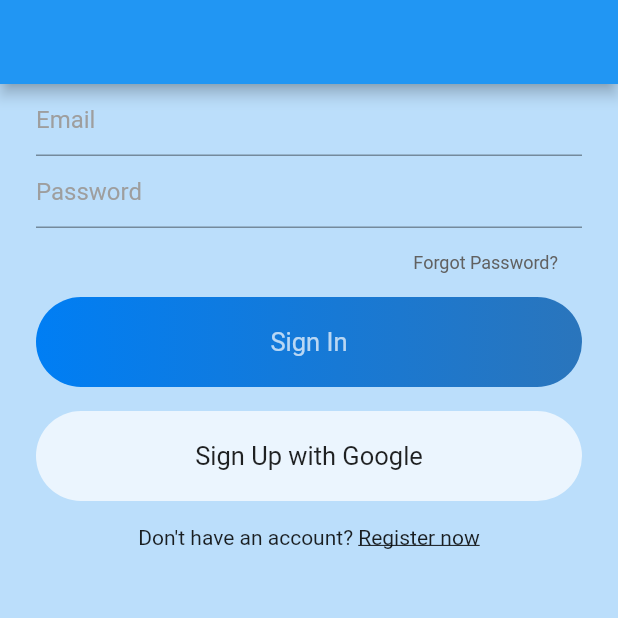
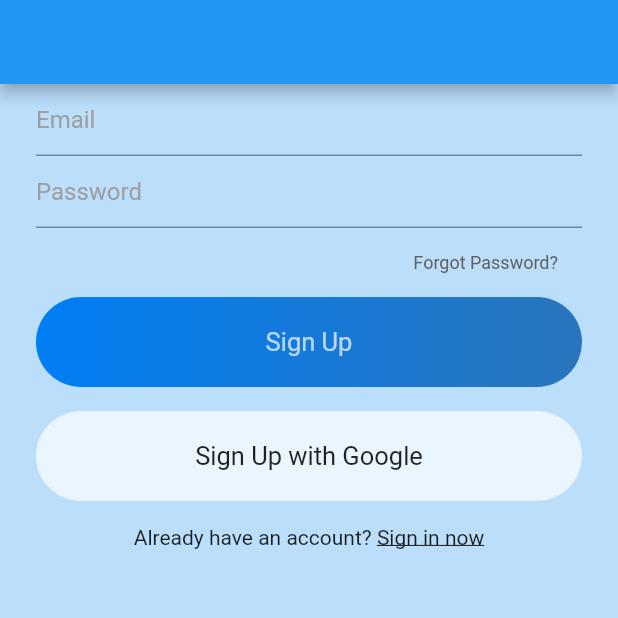
Before and after one commit to wearablebiosensing/carewell_chat, a Flutter app: the screen it shows after launch, on a phone screen of 412 x 824 dp, the top half of it. Run offline on Flutter 3.47's test engine with Material 2 defaults, Android fonts, the phone set to English and light mode, and no system bars; our stand-ins replace cloud_firestore, firebase_auth, firebase_core; accounts and stored records are empty.

```diff
--- a/lib/main.dart
+++ b/lib/main.dart
@@ -71,7 +71,7 @@ class AuthWrapper extends StatefulWidget {
 class _AuthWrapperState extends State<AuthWrapper> {
   @override
   Widget build(BuildContext context) {
-    return SignIn();
+    return SignUp();
   }
 }
 
--- a/lib/views/signup.dart
+++ b/lib/views/signup.dart
@@ -12,6 +12,10 @@ import 'package:firebase_core/firebase_core.dart';
 FirebaseAuth chatuser = FirebaseAuth.instance;
 String username = '';
 String email = 'Not actually signed in';
+
+//Create a database methods file which will update with the user's information.
+//38:00 pt 2 flutter chat app tutorial video
+//I don't think you need to store passwords in firebase
 
 class SignUp extends StatefulWidget {
   const SignUp({Key? key}) : super(key: key);
--- a/pubspec.yaml
+++ b/pubspec.yaml
@@ -38,6 +38,8 @@ dependencies:
   provider: ^6.0.2
   firebase_core: ^1.12.0
   cloud_firestore: ^3.1.7
+  flutter_chat_ui: ^1.5.5
+  flutter_firebase_chat_core: ^1.5.2
 
 
 dev_dependencies:
```
Also changed, not shown: pubspec.lock.
